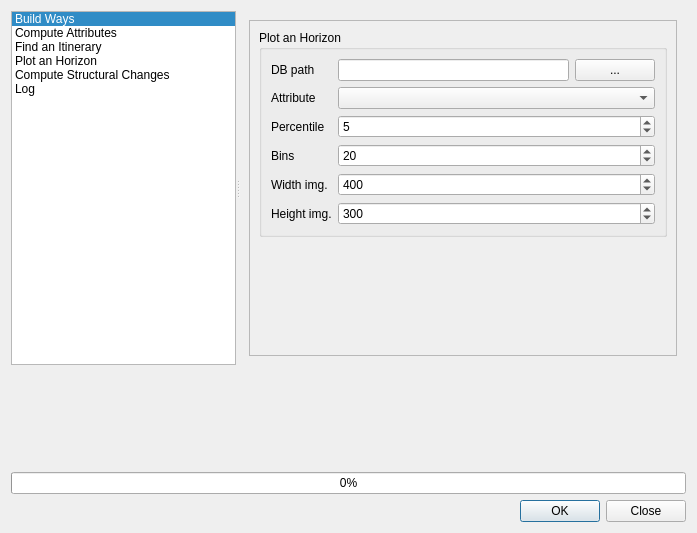
The window that src/morpheo/gui/ui/morpheo_dialog.ui (MorphoCity/morpheo-plugin) describes before a commit, drawn with Qt 5.
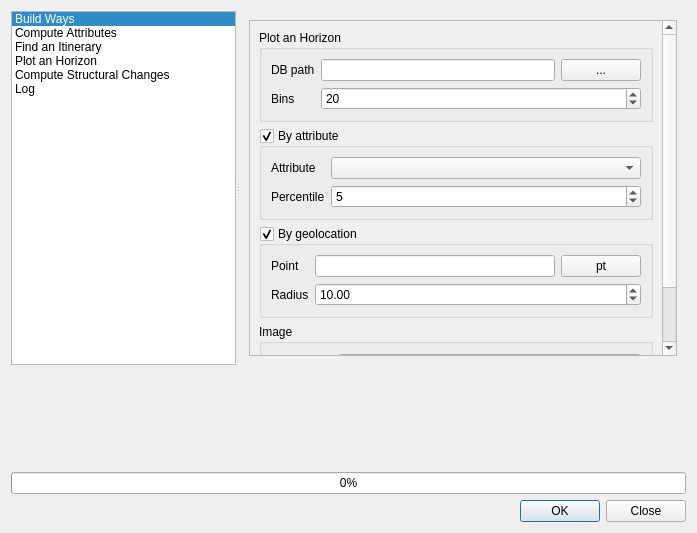
The same window after the commit. The open tabs and pages were chosen to show the change.

Commit message: QGIS Plugin: add Horizon from selection

The edit to the form file:
```diff
--- a/src/morpheo/gui/ui/morpheo_dialog.ui
+++ b/src/morpheo/gui/ui/morpheo_dialog.ui
@@ -861,8 +861,8 @@
                <rect>
                 <x>0</x>
                 <y>0</y>
-                <width>278</width>
-                <height>248</height>
+                <width>412</width>
+                <height>424</height>
                </rect>
               </property>
               <property name="sizePolicy">
@@ -884,9 +884,6 @@
                   <string>Plot an Horizon</string>
                  </property>
                  <layout class="QGridLayout" name="gridLayout_9">
-                  <item row="1" column="1">
-                   <widget class="QComboBox" name="cbxHorizonWayAttribute"/>
-                  </item>
                   <item row="0" column="1">
                    <layout class="QHBoxLayout" name="horizontalLayout_11">
                     <item>
@@ -908,23 +905,6 @@
                     </property>
                    </widget>
                   </item>
-                  <item row="2" column="0">
-                   <widget class="QLabel" name="lHorizonPercentile">
-                    <property name="text">
-                     <string>Percentile</string>
-                    </property>
-                   </widget>
-                  </item>
-                  <item row="2" column="1">
-                   <widget class="QSpinBox" name="spxHorizonPercentile">
-                    <property name="minimum">
-                     <number>1</number>
-                    </property>
-                    <property name="value">
-                     <number>5</number>
-                    </property>
-                   </widget>
-                  </item>
                   <item row="3" column="1">
                    <widget class="QSpinBox" name="spxHorizonPlotBins">
                     <property name="minimum">
@@ -935,45 +915,6 @@
                     </property>
                    </widget>
                   </item>
-                  <item row="1" column="0">
-                   <widget class="QLabel" name="lHorizonWayAttribute">
-                    <property name="text">
-                     <string>Attribute</string>
-                    </property>
-                   </widget>
-                  </item>
-                  <item row="4" column="1">
-                   <widget class="QSpinBox" name="spxHorizonPlotWidth">
-                    <property name="minimum">
-                     <number>10</number>
-                    </property>
-                    <property name="maximum">
-                     <number>2000</number>
-                    </property>
-                    <property name="singleStep">
-                     <number>10</number>
-                    </property>
-                    <property name="value">
-                     <number>400</number>
-                    </property>
-                   </widget>
-                  </item>
-                  <item row="5" column="1">
-                   <widget class="QSpinBox" name="spxHorizonPlotHeight">
-                    <property name="minimum">
-                     <number>10</number>
-                    </property>
-                    <property name="maximum">
-                     <number>2000</number>
-                    </property>
-                    <property name="singleStep">
-                     <number>10</number>
-                    </property>
-                    <property name="value">
-                     <number>300</number>
-                    </property>
-                   </widget>
-                  </item>
                   <item row="3" column="0">
                    <widget class="QLabel" name="lHorizonPlotBins">
                     <property name="text">
@@ -981,14 +922,175 @@
                     </property>
                    </widget>
                   </item>
-                  <item row="4" column="0">
+                 </layout>
+                </widget>
+               </item>
+               <item>
+                <widget class="QGroupBox" name="grpHorizonAttribute">
+                 <property name="sizePolicy">
+                  <sizepolicy hsizetype="Preferred" vsizetype="Maximum">
+                   <horstretch>0</horstretch>
+                   <verstretch>0</verstretch>
+                  </sizepolicy>
+                 </property>
+                 <property name="title">
+                  <string>By attribute</string>
+                 </property>
+                 <property name="checkable">
+                  <bool>true</bool>
+                 </property>
+                 <layout class="QGridLayout" name="gridLayout_14">
+                  <item row="0" column="0">
+                   <widget class="QLabel" name="lHorizonWayAttribute">
+                    <property name="text">
+                     <string>Attribute</string>
+                    </property>
+                   </widget>
+                  </item>
+                  <item row="0" column="1">
+                   <widget class="QComboBox" name="cbxHorizonWayAttribute">
+                    <property name="sizePolicy">
+                     <sizepolicy hsizetype="Expanding" vsizetype="Fixed">
+                      <horstretch>0</horstretch>
+                      <verstretch>0</verstretch>
+                     </sizepolicy>
+                    </property>
+                   </widget>
+                  </item>
+                  <item row="1" column="0">
+                   <widget class="QLabel" name="lHorizonPercentile">
+                    <property name="text">
+                     <string>Percentile</string>
+                    </property>
+                   </widget>
+                  </item>
+                  <item row="1" column="1">
+                   <widget class="QSpinBox" name="spxHorizonPercentile">
+                    <property name="minimum">
+                     <number>1</number>
+                    </property>
+                    <property name="value">
+                     <number>5</number>
+                    </property>
+                   </widget>
+                  </item>
+                 </layout>
+                </widget>
+               </item>
+               <item>
+                <widget class="QGroupBox" name="grpHorizonGeo">
+                 <property name="title">
+                  <string>By geolocation</string>
+                 </property>
+                 <property name="checkable">
+                  <bool>true</bool>
+                 </property>
+                 <layout class="QGridLayout" name="gridLayout_15">
+                  <item row="0" column="0">
+                   <widget class="QLabel" name="label">
+                    <property name="text">
+                     <string>Point</string>
+                    </property>
+                   </widget>
+                  </item>
+                  <item row="0" column="1">
+                   <layout class="QHBoxLayout" name="horizontalLayout_6">
+                    <item>
+                     <widget class="QLineEdit" name="letHorizonGeoPoint"/>
+                    </item>
+                    <item>
+                     <widget class="QPushButton" name="pbnHorizonGeoPoint">
+                      <property name="text">
+                       <string>pt</string>
+                      </property>
+                     </widget>
+                    </item>
+                   </layout>
+                  </item>
+                  <item row="1" column="1">
+                   <widget class="QDoubleSpinBox" name="spxHorizonGeoRadius">
+                    <property name="maximum">
+                     <double>99999.990000000005239</double>
+                    </property>
+                    <property name="value">
+                     <double>10.000000000000000</double>
+                    </property>
+                   </widget>
+                  </item>
+                  <item row="1" column="0">
+                   <widget class="QLabel" name="label_2">
+                    <property name="text">
+                     <string>Radius</string>
+                    </property>
+                   </widget>
+                  </item>
+                 </layout>
+                </widget>
+               </item>
+               <item>
+                <widget class="QGroupBox" name="grpHorizonImage">
+                 <property name="sizePolicy">
+                  <sizepolicy hsizetype="Preferred" vsizetype="Maximum">
+                   <horstretch>0</horstretch>
+                   <verstretch>0</verstretch>
+                  </sizepolicy>
+                 </property>
+                 <property name="title">
+                  <string>Image</string>
+                 </property>
+                 <layout class="QGridLayout" name="gridLayout_13">
+                  <item row="0" column="0">
                    <widget class="QLabel" name="lHorizonPlotWidth">
                     <property name="text">
                      <string>Width img.</string>
                     </property>
                    </widget>
                   </item>
-                  <item row="5" column="0">
+                  <item row="0" column="1">
+                   <widget class="QSpinBox" name="spxHorizonPlotWidth">
+                    <property name="sizePolicy">
+                     <sizepolicy hsizetype="Expanding" vsizetype="Fixed">
+                      <horstretch>0</horstretch>
+                      <verstretch>0</verstretch>
+                     </sizepolicy>
+                    </property>
+                    <property name="minimum">
+                     <number>10</number>
+                    </property>
+                    <property name="maximum">
+                     <number>2000</number>
+                    </property>
+                    <property name="singleStep">
+                     <number>10</number>
+                    </property>
+                    <property name="value">
+                     <number>400</number>
+                    </property>
+                   </widget>
+                  </item>
+                  <item row="1" column="1">
+                   <widget class="QSpinBox" name="spxHorizonPlotHeight">
+                    <property name="sizePolicy">
+                     <sizepolicy hsizetype="Expanding" vsizetype="Fixed">
+                      <horstretch>0</horstretch>
+                      <verstretch>0</verstretch>
+                     </sizepolicy>
+                    </property>
+                    <property name="minimum">
+                     <number>10</number>
+                    </property>
+                    <property name="maximum">
+                     <number>2000</number>
+                    </property>
+                    <property name="singleStep">
+                     <number>10</number>
+                    </property>
+                    <property name="value">
+                     <number>300</number>
+                    </property>
+                   </widget>
+                  </item>
+                  <item row="1" column="0">
                    <widget class="QLabel" name="lHorizonPlotHeight">
                     <property name="text">
                      <string>Height img.</string>
```
Left out of the diff: 21 changed lines with no effect on the pictures. The commit also changes 1 other file.
